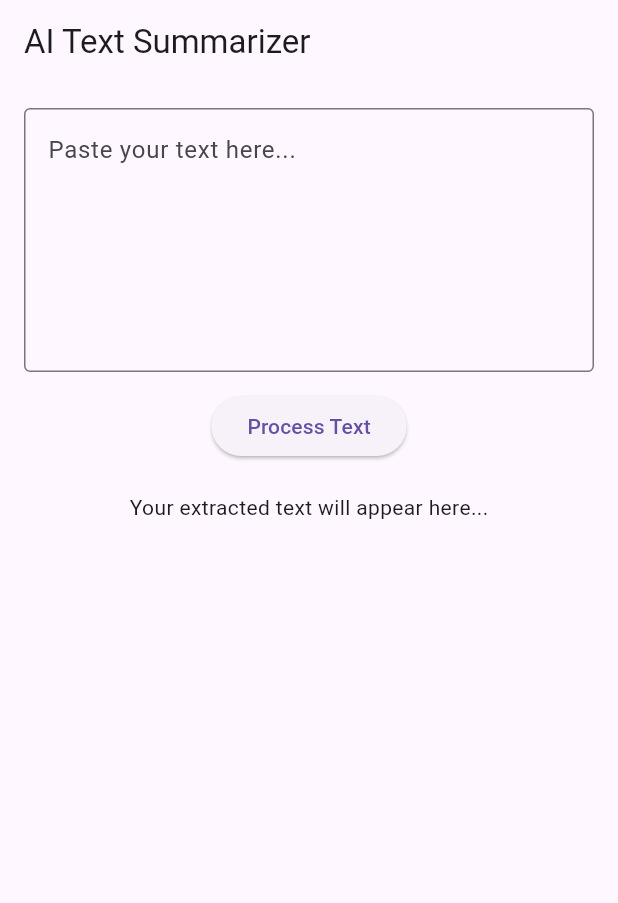
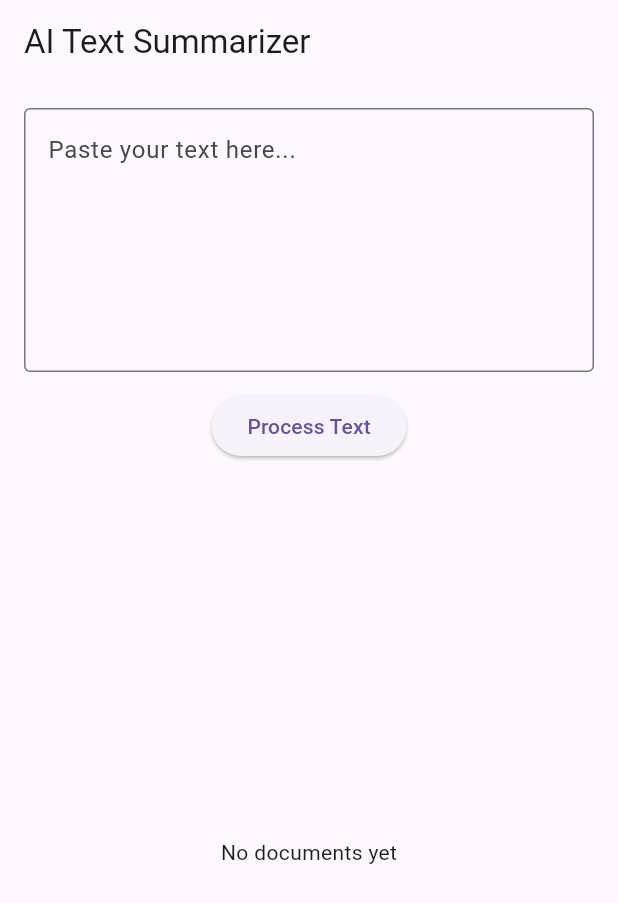
Before and after one commit to Strange-TQHC/AI_Summarizer, a Flutter app: the screen it shows after launch, after a tap on "Process Text", on a phone screen of 412 x 824 dp. Shown: the top 903 px of the screen. Run offline on Flutter 3.47's test engine with Material 3 defaults, Android fonts, the phone set to English and light mode, and no system bars; our stand-ins replace hive_flutter; accounts and stored records are empty.

Commit message:
Integrated Hive for local document storage and retrieval

```diff
--- a/lib/main.dart
+++ b/lib/main.dart
@@ -1,7 +1,11 @@
 import 'package:flutter/material.dart';
 import 'screens/home_screen.dart';
+import 'services/hive_service.dart';
 
-void main() {
+void main() async {
+  WidgetsFlutterBinding.ensureInitialized();
+  await HiveService.init();
+
   runApp(const MyApp());
 }
 
--- a/lib/screens/home_screen.dart
+++ b/lib/screens/home_screen.dart
@@ -1,4 +1,7 @@
 import 'package:flutter/material.dart';
+import 'package:uuid/uuid.dart';
+import '../models/document.dart';
+import '../services/hive_service.dart';
 
 class HomeScreen extends StatefulWidget {
   const HomeScreen({super.key});
@@ -9,12 +12,31 @@ class HomeScreen extends StatefulWidget {
 
 class _HomeScreenState extends State<HomeScreen> {
   final TextEditingController _controller = TextEditingController();
-  String extractedText = "";
+  List<Document> documents = [];
 
-  void handleTextSubmit() {
+  void handleTextSubmit() async {
+    final text = _controller.text;
+
+    if (text.isEmpty) return;
+
+    final doc = Document(
+      id: const Uuid().v4(),
+      content: text,
+      createdAt: DateTime.now(),
+    );
+
+    await HiveService.saveDocument(doc);
+
     setState(() {
-      extractedText = _controller.text;
+      documents = HiveService.getDocuments();
+      _controller.clear();
     });
+  }
+
+  @override
+  void initState() {
+    super.initState();
+    documents = HiveService.getDocuments();
   }
 
   @override
@@ -42,12 +64,23 @@ class _HomeScreenState extends State<HomeScreen> {
             ),
             const SizedBox(height: 20),
             Expanded(
-              child: SingleChildScrollView(
-                child: Text(
-                  extractedText.isEmpty
-                      ? "Your extracted text will appear here..."
-                      : extractedText,
-                ),
+              child: documents.isEmpty
+                  ? const Center(child: Text("No documents yet"))
+                  : ListView.builder(
+                itemCount: documents.length,
+                itemBuilder: (context, index) {
+                  final doc = documents[index];
+                  return Card(
+                    child: ListTile(
+                      title: Text(
+                        doc.content.length > 50
+                            ? "${doc.content.substring(0, 50)}..."
+                            : doc.content,
+                      ),
+                      subtitle: Text(doc.createdAt.toString()),
+                    ),
+                  );
+                },
               ),
             )
           ],
--- /dev/null
+++ b/lib/services/hive_service.dart
@@ -0,0 +1,32 @@
+import 'package:hive_flutter/hive_flutter.dart';
+import '../models/document.dart';
+
+class HiveService {
+  static const String boxName = "documentsBox";
+
+  static Future<void> init() async {
+    await Hive.initFlutter();
+    await Hive.openBox(boxName);
+  }
+
+  static Future<void> saveDocument(Document doc) async {
+    final box = Hive.box(boxName);
+    await box.put(doc.id, {
+      "content": doc.content,
+      "createdAt": doc.createdAt.toIso8601String(),
+    });
+  }
+
+  static List<Document> getDocuments() {
+    final box = Hive.box(boxName);
+
+    return box.keys.map((key) {
+      final data = box.get(key);
+      return Document(
+        id: key,
+        content: data["content"],
+        createdAt: DateTime.parse(data["createdAt"]),
+      );
+    }).toList();
+  }
+}
--- a/pubspec.yaml
+++ b/pubspec.yaml
@@ -36,6 +36,7 @@ dependencies:
   cupertino_icons: ^1.0.8
   hive: ^2.2.3
   hive_flutter: ^1.1.0
+  uuid: ^4.4.1
 
 dev_dependencies:
   flutter_test:
```
Also changed, not shown: pubspec.lock, 1 other file.
